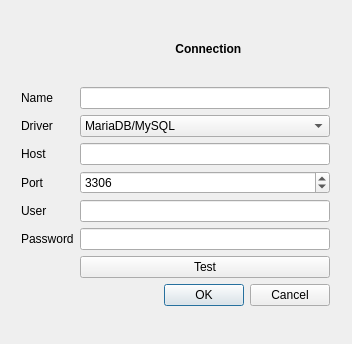
Old version of the form guiconnection.ui in the repository jkamsk/mdbsqlgui.
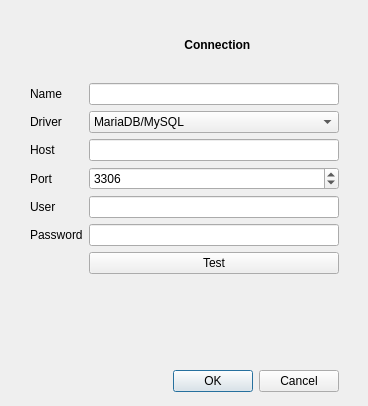
New version of the form. Icons and pictures are not drawn.

The edit to the form file:
```diff
--- a/guiconnection.ui
+++ b/guiconnection.ui
@@ -6,8 +6,8 @@
    <rect>
     <x>0</x>
     <y>0</y>
-    <width>352</width>
-    <height>344</height>
+    <width>368</width>
+    <height>406</height>
    </rect>
   </property>
   <property name="windowTitle">
@@ -40,47 +40,14 @@
        </property>
        <property name="sizeHint" stdset="0">
         <size>
-         <width>40</width>
-         <height>20</height>
+         <width>13</width>
+         <height>379</height>
         </size>
        </property>
       </spacer>
      </item>
      <item>
-      <layout class="QFormLayout" name="formLayout">
-       <item row="1" column="0">
-        <widget class="QLabel" name="label_6">
-         <property name="text">
-          <string>Name</string>
-         </property>
-        </widget>
-       </item>
-       <item row="1" column="1">
-        <widget class="QLineEdit" name="Name"/>
-       </item>
-       <item row="2" column="0">
-        <widget class="QLabel" name="label">
-         <property name="text">
-          <string>Driver</string>
-         </property>
-        </widget>
-       </item>
-       <item row="2" column="1">
-        <widget class="QComboBox" name="Driver">
-         <item>
-          <property name="text">
-           <string>MariaDB/MySQL</string>
-          </property>
-         </item>
-        </widget>
-       </item>
-       <item row="3" column="0">
-        <widget class="QLabel" name="label_2">
-         <property name="text">
-          <string>Host</string>
-         </property>
-        </widget>
-       </item>
+      <layout class="QGridLayout" name="gridLayout">
        <item row="3" column="1">
         <widget class="QLineEdit" name="Host">
          <property name="minimumSize">
@@ -98,39 +65,6 @@
          </property>
         </widget>
        </item>
-       <item row="4" column="1">
-        <widget class="QSpinBox" name="Port">
-         <property name="minimumSize">
-          <size>
-           <width>100</width>
-           <height>0</height>
-          </size>
-         </property>
-         <property name="maximum">
-          <number>65535</number>
-         </property>
-         <property name="value">
-          <number>3306</number>
-         </property>
-        </widget>
-       </item>
-       <item row="5" column="0">
-        <widget class="QLabel" name="label_4">
-         <property name="text">
-          <string>User</string>
-         </property>
-        </widget>
-       </item>
-       <item row="5" column="1">
-        <widget class="QLineEdit" name="User"/>
-       </item>
-       <item row="6" column="0">
-        <widget class="QLabel" name="label_5">
-         <property name="text">
-          <string>Password</string>
-         </property>
-        </widget>
-       </item>
        <item row="6" column="1">
         <widget class="QLineEdit" name="Password">
          <property name="echoMode">
@@ -151,8 +85,14 @@
          </property>
         </widget>
        </item>
-       <item row="9" column="0" colspan="2">
+       <item row="9" column="1">
         <widget class="QLabel" name="Status">
+         <property name="minimumSize">
+          <size>
+           <width>0</width>
+           <height>30</height>
+          </size>
+         </property>
          <property name="palette">
           <palette>
            <active>
@@ -204,6 +144,65 @@
          </property>
         </widget>
        </item>
+       <item row="4" column="1">
+        <widget class="QSpinBox" name="Port">
+         <property name="minimumSize">
+          <size>
+           <width>100</width>
+           <height>0</height>
+          </size>
+         </property>
+         <property name="maximum">
+          <number>65535</number>
+         </property>
+         <property name="value">
+          <number>3306</number>
+         </property>
+        </widget>
+       </item>
+       <item row="2" column="1">
+        <widget class="QComboBox" name="Driver">
+         <item>
+          <property name="text">
+           <string>MariaDB/MySQL</string>
+          </property>
+         </item>
+        </widget>
+       </item>
+       <item row="3" column="0">
+        <widget class="QLabel" name="label_2">
+         <property name="text">
+          <string>Host</string>
+         </property>
+        </widget>
+       </item>
+       <item row="5" column="1">
+        <widget class="QLineEdit" name="User"/>
+       </item>
+       <item row="6" column="0">
+        <widget class="QLabel" name="label_5">
+         <property name="text">
+          <string>Password</string>
+         </property>
+        </widget>
+       </item>
+       <item row="1" column="1">
+        <widget class="QLineEdit" name="Name"/>
+       </item>
+       <item row="2" column="0">
+        <widget class="QLabel" name="label">
+         <property name="text">
+          <string>Driver</string>
+         </property>
+        </widget>
+       </item>
+       <item row="5" column="0">
+        <widget class="QLabel" name="label_4">
+         <property name="text">
+          <string>User</string>
+         </property>
+        </widget>
+       </item>
        <item row="0" column="1">
         <widget class="QToolButton" name="Icon">
          <property name="enabled">
@@ -665,7 +664,14 @@
          </property>
         </widget>
        </item>
-       <item row="8" column="1">
+       <item row="1" column="0">
+        <widget class="QLabel" name="label_6">
+         <property name="text">
+          <string>Name</string>
+         </property>
+        </widget>
+       </item>
+       <item row="10" column="1">
         <widget class="QDialogButtonBox" name="buttonBox">
          <property name="orientation">
           <enum>Qt::Horizontal</enum>
@@ -684,8 +690,8 @@
        </property>
        <property name="sizeHint" stdset="0">
         <size>
-         <width>40</width>
-         <height>20</height>
+         <width>13</width>
+         <height>379</height>
         </size>
        </property>
       </spacer>
```
